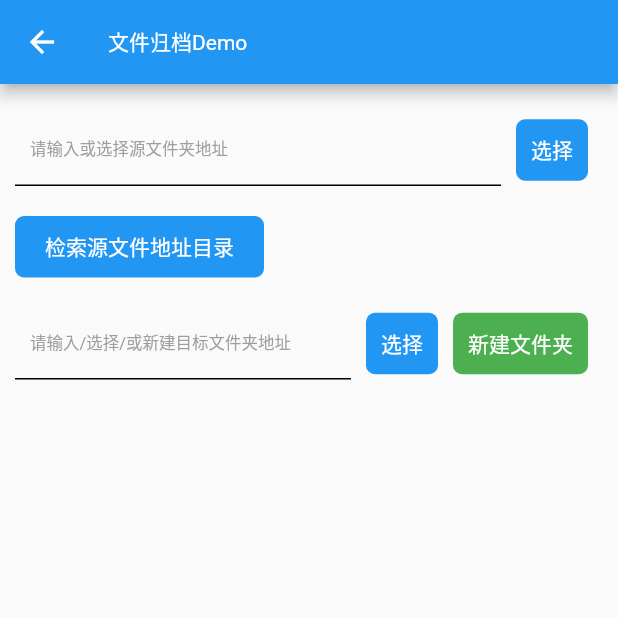
After one commit to NeverOvO/learningfoundation, a Flutter app: the FillingPage screen opened directly, after a tap on "新建文件夹", on a phone screen of 412 x 824 dp, the top half of it. The commit adds this screen. Run offline on Flutter 3.47's test engine with Material 2 defaults, Android fonts, the phone set to English and light mode, and no system bars; our stand-ins replace date_format, file_picker.

Commit message:
文件归档

```diff
--- /dev/null
+++ b/lib/filing_page.dart
@@ -0,0 +1,228 @@
+import 'dart:io';
+
+import 'package:date_format/date_format.dart';
+import 'package:file_picker/file_picker.dart';
+import 'package:flutter/material.dart';
+import 'package:path_provider/path_provider.dart';
+
+class FillingPage extends StatefulWidget {
+  final Map? arguments;
+  const FillingPage({Key? key, this.arguments}) : super(key: key);
+
+  @override
+  createState() => _FillingPageState();
+}
+
+class _FillingPageState extends State<FillingPage> {
+
+  final TextEditingController fromDirectoryPathController = TextEditingController();
+  final TextEditingController toDirectoryPathController = TextEditingController();
+
+  Stream<FileSystemEntity>? fileList;
+
+  List? filaName = [];
+
+  @override
+  void initState() {
+    super.initState();
+  }
+
+  @override
+  void dispose() {
+    super.dispose();
+  }
+
+  _dirList() async {
+
+    // Stream<FileSystemEntity> fileList = Directory(selectedDirectory!).list(recursive: true);
+    //
+    // await for(FileSystemEntity fileSystemEntity in fileList){
+    //   // print('$fileSystemEntity');
+    //   if(fileSystemEntity.uri.toString().endsWith(".log")){
+    //     print(fileSystemEntity.exists());
+    //   }
+    // }
+  }
+
+
+  @override
+  Widget build(BuildContext context) {
+    return SafeArea(
+      right: true,
+      bottom: false,
+      left: true,
+      top: false,
+      child: Scaffold(
+        appBar: AppBar(
+          title: const Text("文件归档Demo"),
+        ),
+        body:Container(
+          child: ListView(
+            children: [
+
+              Container(
+                padding: EdgeInsets.fromLTRB(10, 20, 10, 20),
+                child: Row(
+                  children: [
+                    Expanded(
+                      child: Container(
+                        child: TextField(
+                          decoration: InputDecoration(
+                            contentPadding: EdgeInsets.fromLTRB(10, 0, 10, 0),
+                            enabledBorder: UnderlineInputBorder(),
+                            labelStyle: TextStyle(color: Colors.grey),
+                            labelText: '请输入或选择源文件夹地址',
+                          ),
+                          controller: fromDirectoryPathController,
+                          autocorrect:false,
+                          style: TextStyle(color: Colors.black,fontSize: 11),
+                        ),
+                      ),
+                      flex: 2,
+                    ),
+                    GestureDetector(
+                      onTap: () async{
+                        String? selectedDirectory = await FilePicker.platform.getDirectoryPath(dialogTitle:"选择源文件夹",lockParentWindow: true);
+                        if(selectedDirectory != null){
+                          fromDirectoryPathController.text = selectedDirectory;
+                        }
+                      },
+                      behavior: HitTestBehavior.opaque,
+                      child: Container(
+                        decoration: BoxDecoration(
+                          color: Colors.blue,
+                          borderRadius: BorderRadius.all(Radius.circular(6.0)),
+                        ),
+                        margin: EdgeInsets.fromLTRB(10, 0, 10, 0),
+                        alignment: Alignment.centerLeft,
+                        padding: EdgeInsets.fromLTRB(10, 10, 10, 10),
+                        child: Text("选择",style: TextStyle(color: Colors.white),),
+                      ),
+                    ),
+                  ],
+                ),
+              ),
+
+              Container(
+                padding: EdgeInsets.fromLTRB(10, 0, 10, 0),
+                child: Row(
+                  children: [
+                    InkWell(
+                      onTap: () async{
+                        if(fromDirectoryPathController.text.isNotEmpty){
+                          fileList = Directory(fromDirectoryPathController.text).list(recursive: true);
+                          await for(FileSystemEntity fileSystemEntity in fileList!){
+                            // print('$fileSystemEntity');
+                            // if(fileSystemEntity)
+                           if(fileSystemEntity.runtimeType.toString() == "_File"){
+                             print(fileSystemEntity.uri.toString().split("/").last);
+                             var time = File(fileSystemEntity.path).lastAccessedSync();
+                             print(time.toString().replaceFirst(" ", "-").replaceAll(" ", "").replaceAll(".000", "").replaceAll(":", "-"));
+                           }
+                            // print(fileSystemEntity.uri.toString().split("/").last);
+
+                            // if(filaName.contains(fileSystemEntity))
+                            // filaName.add(fileSystemEntity.path)
+                            // if(fileSystemEntity.uri.toString().endsWith(".log")){
+                            //   print(fileSystemEntity.exists());
+                            // }
+                          }
+                        }
+
+                      },
+                      child: Container(
+                        decoration: BoxDecoration(
+                          color: Colors.blue,
+                          borderRadius: BorderRadius.all(Radius.circular(6.0)),
+                        ),
+                        padding: EdgeInsets.fromLTRB(20, 10, 20, 10),
+                        child: Text("检索源文件地址目录",style: TextStyle(color: Colors.white),),
+                      ),
+                    ),
+                  ],
+                ),
+              ),
+
+              Container(
+                padding: EdgeInsets.fromLTRB(10, 20, 10, 20),
+                child: Row(
+                  children: [
+                    Expanded(
+                      child: Container(
+                        child: TextField(
+                          decoration: InputDecoration(
+                            contentPadding: EdgeInsets.fromLTRB(10, 0, 10, 0),
+                            enabledBorder: UnderlineInputBorder(),
+                            labelStyle: TextStyle(color: Colors.grey),
+                            labelText: '请输入/选择/或新建目标文件夹地址',
+                          ),
+                          controller: toDirectoryPathController,
+                          autocorrect:false,
+                          style: TextStyle(color: Colors.black,fontSize: 11),
+                        ),
+                      ),
+                      flex: 2,
+                    ),
+                    GestureDetector(
+                      onTap: () async{
+                        String? selectedDirectory = await FilePicker.platform.getDirectoryPath(dialogTitle:"选择目标文件夹",lockParentWindow: true);
+                        if(selectedDirectory != null){
+                          toDirectoryPathController.text = selectedDirectory;
+                        }
+                      },
+                      behavior: HitTestBehavior.opaque,
+                      child: Container(
+                        decoration: BoxDecoration(
+                          color: Colors.blue,
+                          borderRadius: BorderRadius.all(Radius.circular(6.0)),
+                        ),
+                        margin: EdgeInsets.fromLTRB(10, 0, 10, 0),
+                        alignment: Alignment.centerLeft,
+                        padding: EdgeInsets.fromLTRB(10, 10, 10, 10),
+                        child: Text("选择",style: TextStyle(color: Colors.white),),
+                      ),
+                    ),
+                    GestureDetector(
+                      onTap: () async{
+                        String? selectedDirectory = await FilePicker.platform.getDirectoryPath(dialogTitle:"新建目标文件夹",lockParentWindow: true);
+                        if(selectedDirectory != null){
+                          var file = Directory(selectedDirectory + "/" + formatDate(DateTime.fromMillisecondsSinceEpoch(DateTime.now().millisecondsSinceEpoch), [mm, '.', dd,]));
+                          try {
+                            bool exists = await file.exists();
+                            if (!exists) {
+                              await file.create();
+                              print("创建成功");
+                            } else {
+                              print("已存在");
+                            }
+                            toDirectoryPathController.text =file.path;
+                          } catch (e) {
+                            print(e);
+                          }
+                        }
+
+                      },
+                      behavior: HitTestBehavior.opaque,
+                      child: Container(
+                        decoration: BoxDecoration(
+                          color: Colors.green,
+                          borderRadius: BorderRadius.all(Radius.circular(6.0)),
+                        ),
+                        margin: EdgeInsets.fromLTRB(0, 0, 10, 0),
+                        alignment: Alignment.centerLeft,
+                        padding: EdgeInsets.fromLTRB(10, 10, 10, 10),
+                        child: Text("新建文件夹",style: TextStyle(color: Colors.white),),
+                      ),
+                    ),
+                  ],
+                ),
+              ),
+
+
+            ],
+          ),
+        ),
+      ),
+    );
+  }
+}
--- a/lib/main.dart
+++ b/lib/main.dart
@@ -3,6 +3,7 @@ import 'package:learningfoundation/LearnButtonView.dart';
 import 'package:learningfoundation/LearnContainerView.dart';
 import 'package:learningfoundation/LearnGestureDetectorView.dart';
 import 'package:learningfoundation/LearnRowAndColumnView.dart';
+import 'package:learningfoundation/filing_page.dart';
 import 'package:learningfoundation/picture_free_demo.dart';
 
 void main() {
@@ -87,6 +88,13 @@ class _MyHomePageState extends State<MyHomePage> {
                 Navigator.push(context, MaterialPageRoute(builder: (context) => PictureFreePage()),);
               },
             ),
+            GestureDetector(
+              child: _button('文件归档Demo'),
+              behavior: HitTestBehavior.opaque,
+              onTap: (){
+                Navigator.push(context, MaterialPageRoute(builder: (context) => FillingPage()),);
+              },
+            ),
           ],
         ),
       )
--- a/pubspec.yaml
+++ b/pubspec.yaml
@@ -31,6 +31,9 @@ dependencies:
   url_launcher: ^6.1.7
   flutter_email_sender: ^5.2.0
   image: ^3.2.2
+  path_provider: ^2.0.11
+  file_picker: ^5.2.2
+  date_format: ^2.0.7
 
 dev_dependencies:
   flutter_test:
```
Also changed, not shown: lib/picture_free_demo.dart (+0 -31 lines), pubspec.lock, 2 other files.
